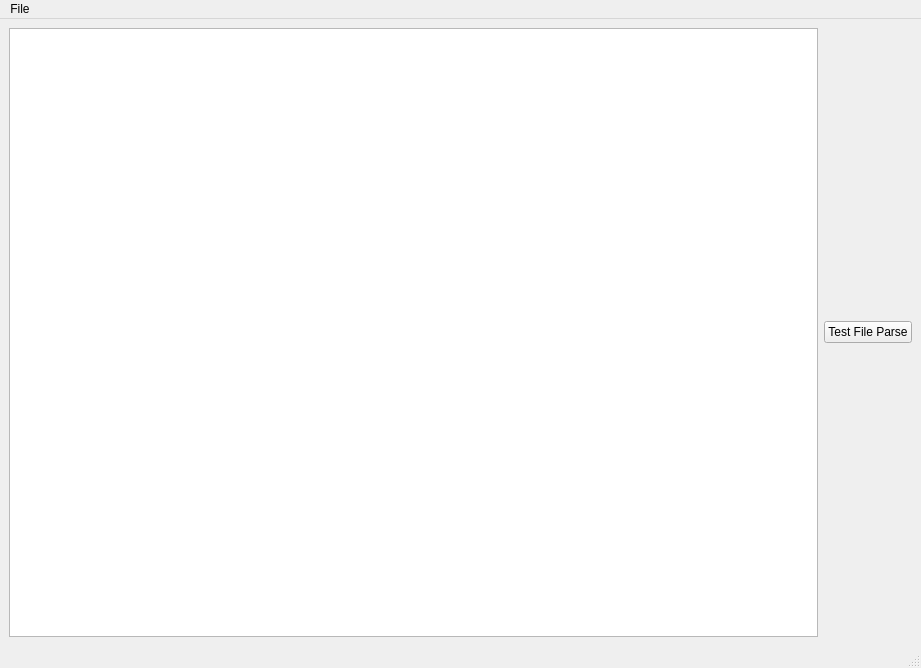
Qt form ui/editorwindow.ui (hkeeble/ProcLevelDesigner) before a commit.
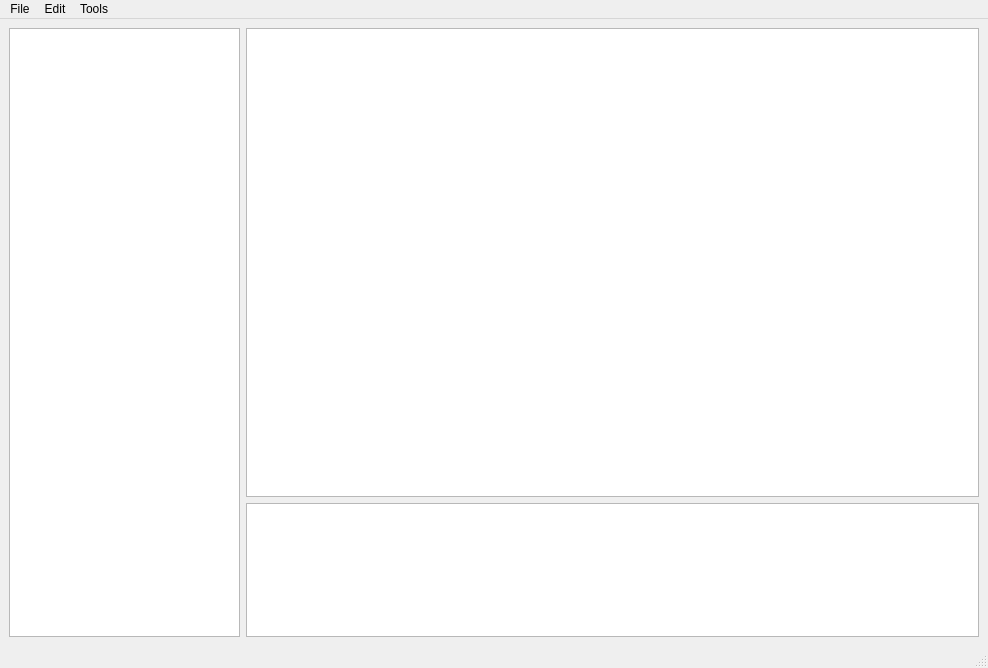
The same form after that commit.

Diff of the .ui file:
```diff
--- a/ui/editorwindow.ui
+++ b/ui/editorwindow.ui
@@ -6,7 +6,7 @@
    <rect>
     <x>0</x>
     <y>0</y>
-    <width>921</width>
+    <width>988</width>
     <height>668</height>
    </rect>
   </property>
@@ -16,21 +16,63 @@
     <verstretch>0</verstretch>
    </sizepolicy>
   </property>
+  <property name="minimumSize">
+   <size>
+    <width>921</width>
+    <height>668</height>
+   </size>
+  </property>
   <property name="windowTitle">
    <string>MainWindow</string>
   </property>
   <widget class="QWidget" name="centralwidget">
    <layout class="QHBoxLayout" name="horizontalLayout">
     <item>
-     <widget class="QTreeView" name="treeView"/>
-    </item>
-    <item>
-     <widget class="QPushButton" name="testParse">
-      <property name="text">
-       <string>Test File Parse</string>
+     <widget class="QTreeView" name="treeView">
+      <property name="minimumSize">
+       <size>
+        <width>231</width>
+        <height>601</height>
+       </size>
+      </property>
+      <property name="maximumSize">
+       <size>
+        <width>231</width>
+        <height>16777215</height>
+       </size>
       </property>
      </widget>
     </item>
+    <item>
+     <layout class="QVBoxLayout" name="verticalLayout">
+      <item>
+       <widget class="QGraphicsView" name="graphicsView">
+        <property name="minimumSize">
+         <size>
+          <width>731</width>
+          <height>461</height>
+         </size>
+        </property>
+       </widget>
+      </item>
+      <item>
+       <widget class="QPlainTextEdit" name="console">
+        <property name="minimumSize">
+         <size>
+          <width>731</width>
+          <height>131</height>
+         </size>
+        </property>
+        <property name="maximumSize">
+         <size>
+          <width>16777215</width>
+          <height>134</height>
+         </size>
+        </property>
+       </widget>
+      </item>
+     </layout>
+    </item>
    </layout>
   </widget>
   <widget class="QMenuBar" name="menubar">
@@ -38,11 +80,14 @@
     <rect>
      <x>0</x>
      <y>0</y>
-     <width>921</width>
+     <width>988</width>
      <height>25</height>
     </rect>
    </property>
    <widget class="QMenu" name="menuProcedural_Level_Designer">
+    <property name="enabled">
+     <bool>true</bool>
+    </property>
     <property name="title">
      <string>File</string>
     </property>
@@ -51,7 +96,20 @@
     <addaction name="actionClose"/>
     <addaction name="actionExit"/>
    </widget>
+   <widget class="QMenu" name="menuEdit">
+    <property name="title">
+     <string>Edit</string>
+    </property>
+    <addaction name="actionQuest_Options"/>
+   </widget>
+   <widget class="QMenu" name="menuTools">
+    <property name="title">
+     <string>Tools</string>
+    </property>
+   </widget>
    <addaction name="menuProcedural_Level_Designer"/>
+   <addaction name="menuEdit"/>
+   <addaction name="menuTools"/>
   </widget>
   <widget class="QStatusBar" name="statusbar"/>
   <action name="actionNew_Quest">
```
Left out of the diff: 25 changed lines with no effect on the pictures.
